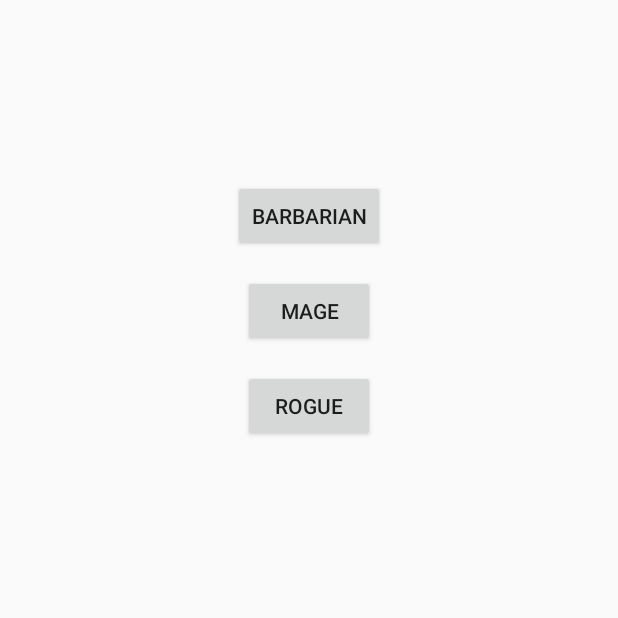
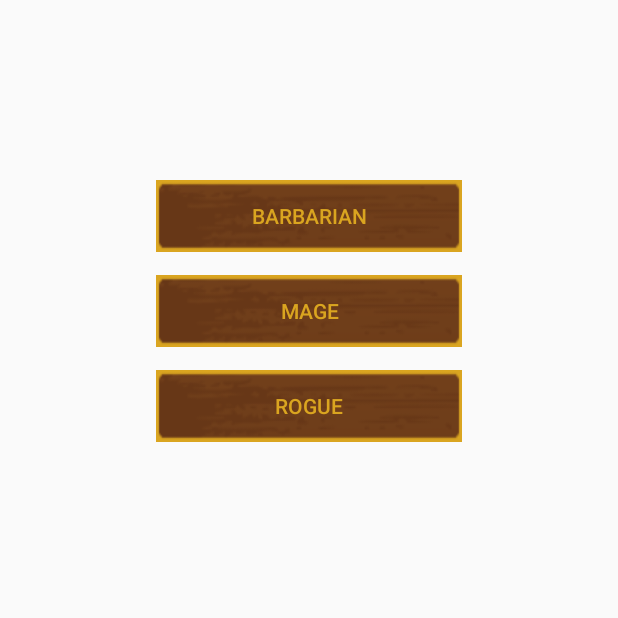
Before and after one commit to OliverJ20/Escape-from-Castle-Dreadcliff, an Android app: the fragment LoadScreenFragment shown on its own in the app's theme, on a phone screen of 412 x 824 dp, the top half of it. Run offline under Robolectric (Android 15) with nearby library versions, the phone set to English and light mode, and no system bars.

Commit message:
load screen done, half of class selection is done too

```diff
--- a/EscapeFromCastleDreadCliff/app/src/main/res/layout/fragment_load_screen.xml
+++ b/EscapeFromCastleDreadCliff/app/src/main/res/layout/fragment_load_screen.xml
@@ -10,7 +10,9 @@
         android:id="@+id/slot1"
         android:layout_gravity="center_horizontal"
         android:layout_marginTop="120dp"
-        android:onClick="loadBarbarian" />
+        android:onClick="loadBarbarian"
+        android:textColor="#DAA520"
+        android:background="@drawable/sign" />
 
     <Button
         android:text="Mage"
@@ -19,7 +21,10 @@
         android:id="@+id/slot2"
         android:layout_gravity="center_horizontal"
         android:layout_marginTop="15dp"
-        android:onClick="loadMage" />
+        android:onClick="loadMage"
+        android:textColor="#DAA520"
+        android:background="@drawable/sign" />
+
     <Button
         android:text="Rogue"
         android:layout_width="wrap_content"
@@ -27,6 +32,8 @@
         android:id="@+id/slot3"
         android:layout_gravity="center_horizontal"
         android:layout_marginTop="15dp"
-        android:onClick="loadRogue" />
+        android:onClick="loadRogue"
+        android:textColor="#DAA520"
+        android:background="@drawable/sign" />
 
 </LinearLayout>
```
Also changed, not shown: EscapeFromCastleDreadCliff/app/src/main/res/layout/fragment_select_class.xml (+7 -2 lines).
